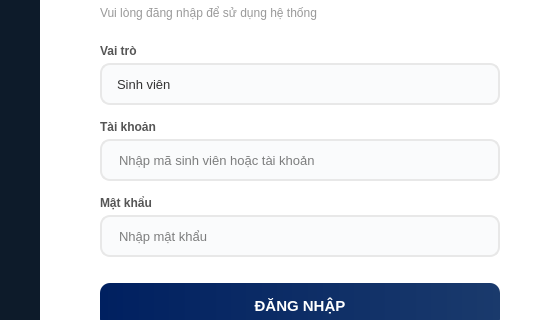
This is frontend/ui/login.ui in abcxyzawe/BaiTapLonPy as Qt 5 draws it before an edit; both pictures show x 440 to 1000 and y 177 to 497 of the 1000 by 600 pixel window. The edited form follows.
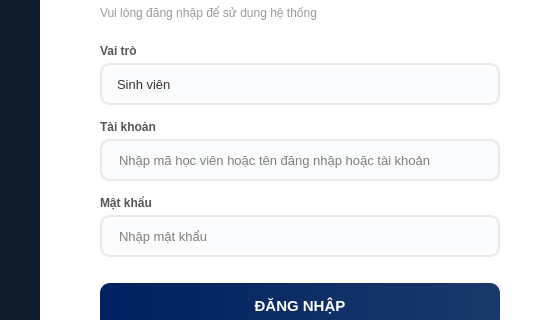
This is the edited form.

Commit message:
fix: doi 'sinh vien'/'SV' -> 'hoc vien'/'HV' o cac trang UI
Trung tam ngoai khoa goi nguoi hoc la 'hoc vien', khong phai 'sinh vien'.
Da sua o 8 file UI: tieu de trang, button, placeholder, label notification.

- Quan ly sinh vien -> Quan ly hoc vien
- Them sinh vien / Danh sach sinh vien -> hoc vien
- placeholder 'Tim theo ten hoac ma SV' -> 'ma HV'
- Login: 'Nhap ma sinh vien' -> 'Nhap ma hoc vien hoac ten dang nhap'
- Notification text

What changed in the file:
```diff
--- a/frontend/ui/login.ui
+++ b/frontend/ui/login.ui
@@ -223,7 +223,7 @@
       QLineEdit:focus { border-color: #002060; background: #fff; }
      </string>
     </property>
-    <property name="placeholderText"><string>Nhập mã sinh viên hoặc tài khoản</string></property>
+    <property name="placeholderText"><string>Nhập mã học viên hoặc tên đăng nhập hoặc tài khoản</string></property>
    </widget>
 
    <!-- Mat khau -->
```
The commit also changes 7 other files.
